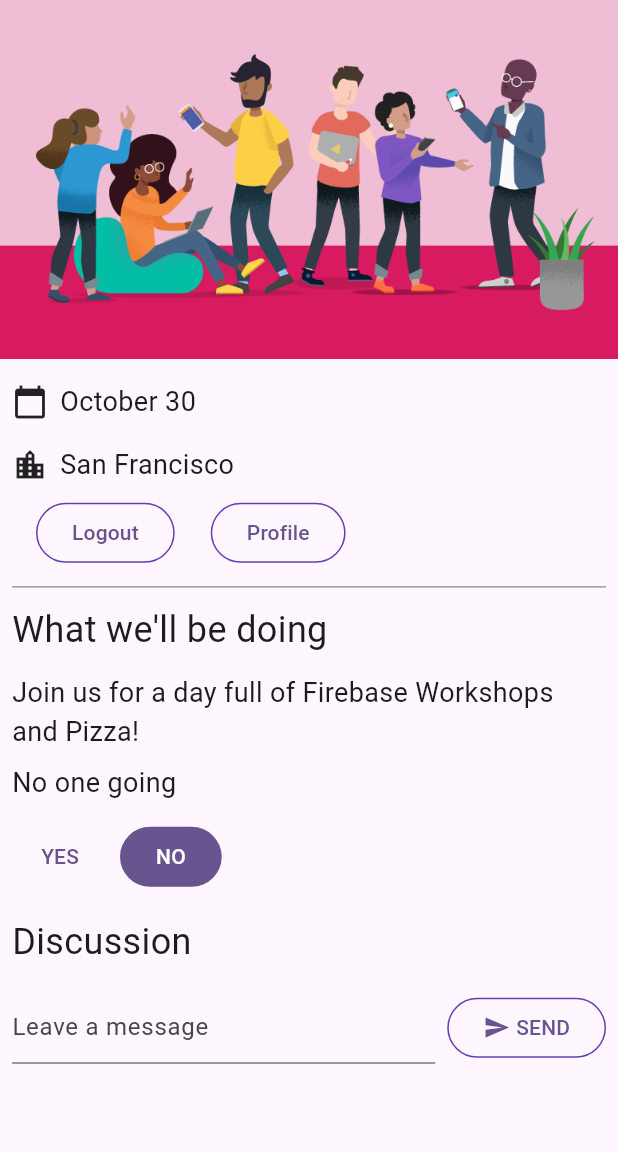
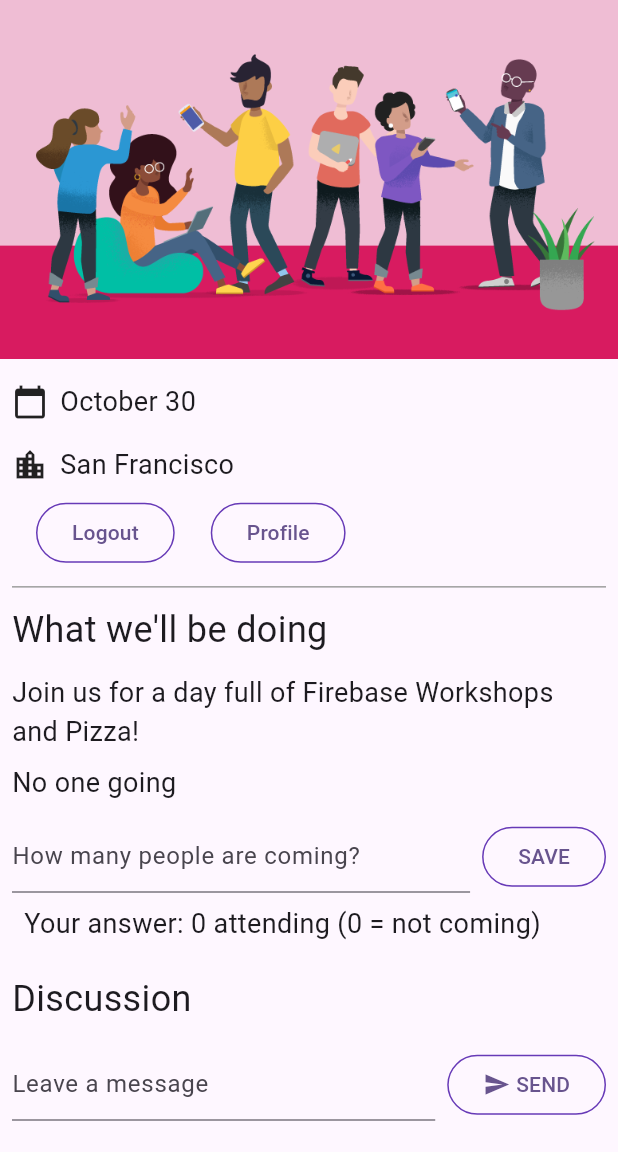
Before and after one commit to akozmanishvili/firebase_demo, a Flutter app: the screen it shows once a user with an empty profile is signed in, on a phone screen of 412 x 824 dp, the part 84-1236 px from its top. Run offline on Flutter 3.47's test engine with Material 3 defaults, Android fonts, the phone set to English and light mode, and no system bars; our stand-ins replace cloud_firestore, firebase_auth, firebase_core, go_router, google_fonts; missing offline and left inert: firebase_ui_auth; accounts and stored records are empty.

Commit message:
feat: number of people of attending instead of YESNO

```diff
--- /dev/null
+++ b/flutter_application_1/lib/guest_count_selection.dart
@@ -0,0 +1,75 @@
+import 'package:flutter/material.dart';
+import 'package:flutter/services.dart';
+
+import 'src/widgets.dart';
+
+class GuestCountSelection extends StatefulWidget {
+  const GuestCountSelection({
+    super.key,
+    required this.count,
+    required this.onSubmit,
+  });
+
+  final int? count; // null = not answered yet
+  final void Function(int count) onSubmit;
+
+  @override
+  State<GuestCountSelection> createState() => _GuestCountSelectionState();
+}
+
+class _GuestCountSelectionState extends State<GuestCountSelection> {
+  final _controller = TextEditingController();
+  String? _error;
+
+  @override
+  void dispose() {
+    _controller.dispose();
+    super.dispose();
+  }
+
+  void _save() {
+    final n = int.tryParse(_controller.text);
+    if (n == null || n < 0 || n > 20) {
+      setState(() => _error = 'Enter a whole number from 0 to 20');
+      return;
+    }
+    setState(() => _error = null);
+    widget.onSubmit(n);
+    _controller.clear();
+  }
+
+  @override
+  Widget build(BuildContext context) {
+    final status = widget.count == null
+        ? "You haven't answered yet"
+        : 'Your answer: ${widget.count} attending (0 = not coming)';
+
+    return Padding(
+      padding: const EdgeInsets.all(8.0),
+      child: Column(
+        crossAxisAlignment: CrossAxisAlignment.start,
+        children: [
+          Row(
+            children: [
+              Expanded(
+                child: TextField(
+                  controller: _controller,
+                  keyboardType: TextInputType.number,
+                  inputFormatters: [FilteringTextInputFormatter.digitsOnly],
+                  decoration: InputDecoration(
+                    hintText: 'How many people are coming?',
+                    errorText: _error,
+                  ),
+                ),
+              ),
+              const SizedBox(width: 8),
+              StyledButton(onPressed: _save, child: const Text('SAVE')),
+            ],
+          ),
+          const SizedBox(height: 4),
+          Paragraph(status),
+        ],
+      ),
+    );
+  }
+}
--- a/flutter_application_1/lib/home_page.dart
+++ b/flutter_application_1/lib/home_page.dart
@@ -7,7 +7,7 @@ import 'app_state.dart';
 import 'guest_book.dart';
 import 'src/authentication.dart';
 import 'src/widgets.dart';
-import 'yes_no_selection.dart';
+import 'guest_count_selection.dart';
 
 class HomePage extends StatelessWidget {
   const HomePage({super.key});
@@ -52,9 +52,9 @@ class HomePage extends StatelessWidget {
                   _ => const Paragraph('No one going'),
                 },
                 if (appState.loggedIn) ...[
-                  YesNoSelection(
-                    state: appState.attending,
-                    onSelection: (attending) => appState.attending = attending,
+                  GuestCountSelection(
+                    count: appState.myGuestCount,
+                    onSubmit: (n) => appState.setGuestCount(n),
                   ),
                   const Header('Discussion'),
                   GuestBook(
--- a/flutter_application_1/lib/yes_no_selection.dart
+++ /dev/null
@@ -1,71 +0,0 @@
-import 'package:flutter/material.dart';
-
-import 'app_state.dart';
-import 'src/widgets.dart';
-
-class YesNoSelection extends StatelessWidget {
-  const YesNoSelection({
-    super.key,
-    required this.state,
-    required this.onSelection,
-  });
-  final Attending state;
-  final void Function(Attending selection) onSelection;
-
-  @override
-  Widget build(BuildContext context) {
-    switch (state) {
-      case Attending.yes:
-        return Padding(
-          padding: const EdgeInsets.all(8.0),
-          child: Row(
-            children: [
-              FilledButton(
-                onPressed: () => onSelection(Attending.yes),
-                child: const Text('YES'),
-              ),
-              const SizedBox(width: 8),
-              TextButton(
-                onPressed: () => onSelection(Attending.no),
-                child: const Text('NO'),
-              ),
-            ],
-          ),
-        );
-      case Attending.no:
-        return Padding(
-          padding: const EdgeInsets.all(8.0),
-          child: Row(
-            children: [
-              TextButton(
-                onPressed: () => onSelection(Attending.yes),
-                child: const Text('YES'),
-              ),
-              const SizedBox(width: 8),
-              FilledButton(
-                onPressed: () => onSelection(Attending.no),
-                child: const Text('NO'),
-              ),
-            ],
-          ),
-        );
-      default:
-        return Padding(
-          padding: const EdgeInsets.all(8.0),
-          child: Row(
-            children: [
-              StyledButton(
-                onPressed: () => onSelection(Attending.yes),
-                child: const Text('YES'),
-              ),
-              const SizedBox(width: 8),
-              StyledButton(
-                onPressed: () => onSelection(Attending.no),
-                child: const Text('NO'),
-              ),
-            ],
-          ),
-        );
-    }
-  }
-}
```
Also changed, not shown: flutter_application_1/lib/app_state.dart (+22 -29 lines).
